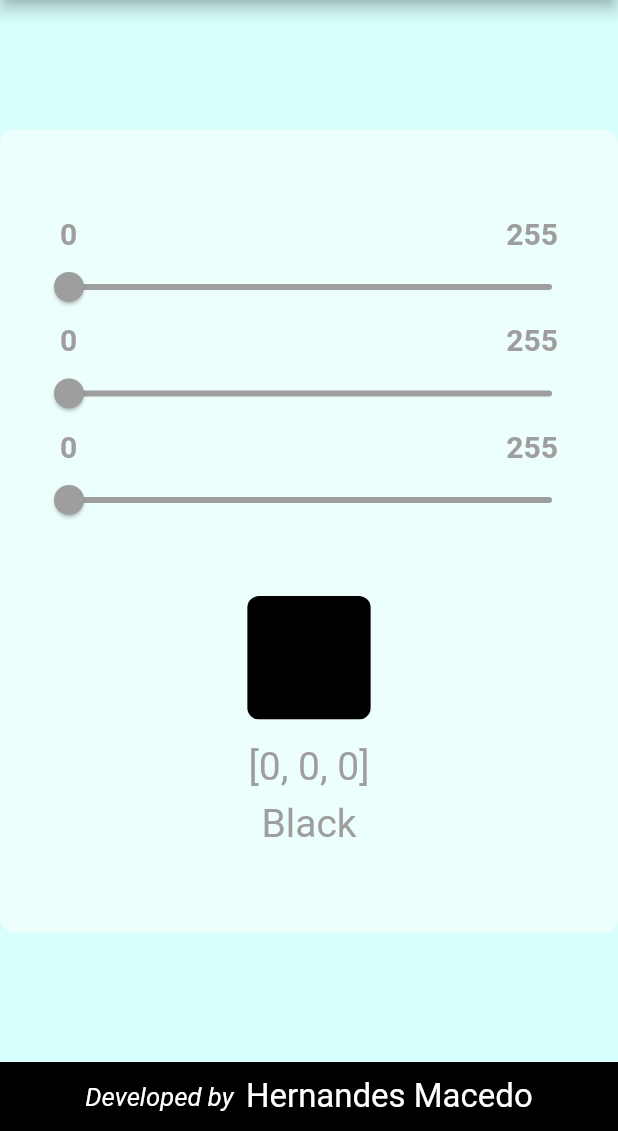
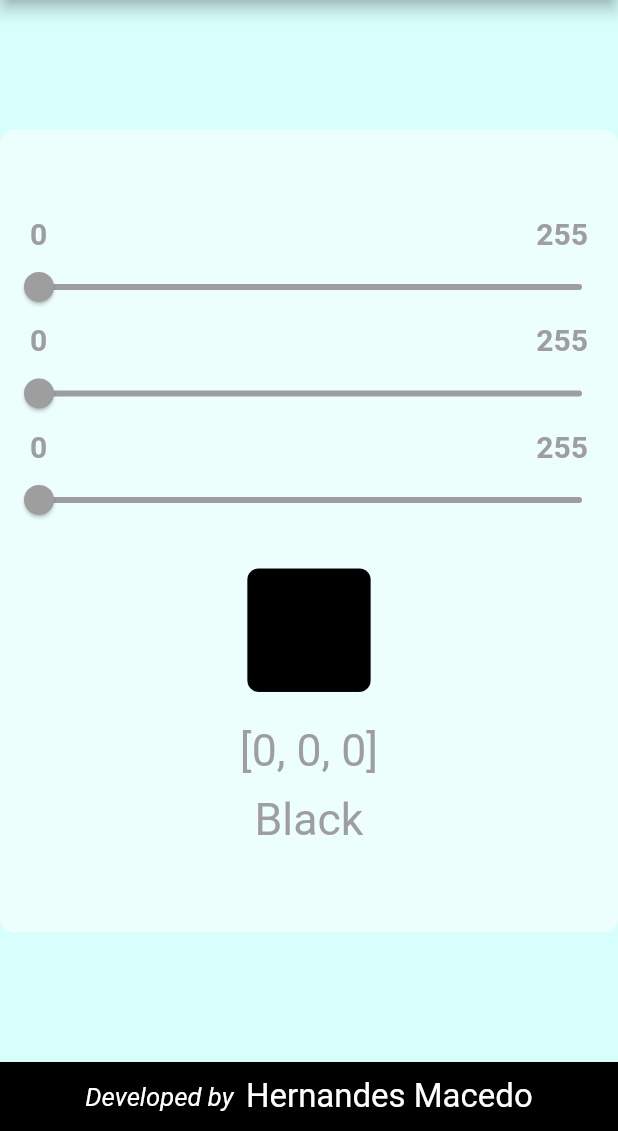
Before and after one commit to hernandesmacedo/perceptron-colors, a Flutter app: the screen it shows after launch, on a phone screen of 412 x 824 dp, the part 105-1236 px from its top. Run offline on Flutter 3.47's test engine with Material 2 defaults, Android fonts, the phone set to English and light mode, and no system bars; Roboto replaces fonts that are missing (Calibri).

Commit message:
Main elements are now sized relative to the screen size

```diff
--- a/lib/pages/home.dart
+++ b/lib/pages/home.dart
@@ -21,16 +21,21 @@ class _HomePageState extends State<HomePage> {
 
   @override
   Widget build(BuildContext context) {
+    final screenHeight = MediaQuery.of(context).size.height;
+    final mainContainerSize = screenHeight * 0.65;
+    final colorContainerSize = screenHeight * 0.1;
+    final fontSize = screenHeight * 0.0361;
+    final paddingSize = screenHeight * 0.0131;
+
     return Scaffold(
       appBar: const Header(),
       body: Center(
         child: ClipRRect(
           borderRadius: BorderRadius.circular(10),
           child: Container(
-            width: (MediaQuery.of(context).size.height) * 0.65,
-            height: (MediaQuery.of(context).size.height) * 0.65,
+            width: mainContainerSize,
+            height: mainContainerSize,
             color: const Color(0xFFedfffd),
-            padding: const EdgeInsets.all(20),
             child: Column(
               mainAxisAlignment: MainAxisAlignment.center,
               children: [
@@ -58,12 +63,12 @@ class _HomePageState extends State<HomePage> {
                     onChange('blue', value);
                   },
                 ),
-                const Padding(padding: EdgeInsets.all(20)),
+                Padding(padding: EdgeInsets.all(paddingSize)),
                 ClipRRect(
                   borderRadius: BorderRadius.circular(8),
                   child: Container(
-                    height: (MediaQuery.of(context).size.height) * 0.1,
-                    width: (MediaQuery.of(context).size.height) * 0.1,
+                    height: colorContainerSize,
+                    width: colorContainerSize,
                     color: Color.fromRGBO(
                       colorsValue['red']!,
                       colorsValue['green']!,
@@ -72,7 +77,7 @@ class _HomePageState extends State<HomePage> {
                     ),
                   ),
                 ),
-                const Padding(padding: EdgeInsets.all(8)),
+                Padding(padding: EdgeInsets.all(paddingSize)),
                 Text(
                   '[' +
                       colorsValue['red'].toString() +
@@ -81,17 +86,17 @@ class _HomePageState extends State<HomePage> {
                       ', ' +
                       colorsValue['blue'].toString() +
                       ']',
-                  style: const TextStyle(
-                    fontSize: 26,
+                  style: TextStyle(
+                    fontSize: fontSize,
                     fontFamily: 'Calibri',
                     color: Colors.grey,
                   ),
                 ),
-                const Padding(padding: EdgeInsets.all(4)),
+                Padding(padding: EdgeInsets.all(paddingSize / 2)),
                 Text(
                   colorName,
-                  style: const TextStyle(
-                    fontSize: 26,
+                  style: TextStyle(
+                    fontSize: fontSize,
                     fontFamily: 'Calibri',
                     color: Colors.grey,
                   ),
```
